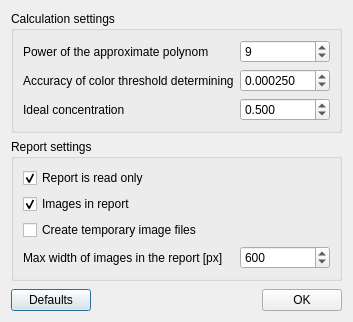
Above: sources/settingsdialog.ui from pa23/mixan before the change. Below: the same form after it.
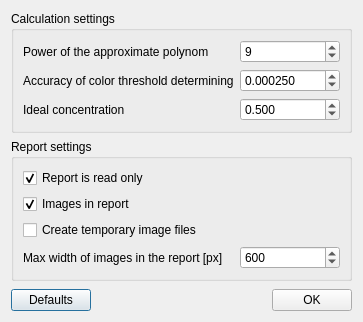
That is the form after the change. Icons and pictures are not drawn.

Commit message: Saving selected type of calculation.

```diff
--- a/sources/settingsdialog.ui
+++ b/sources/settingsdialog.ui
@@ -9,7 +9,7 @@
    <rect>
     <x>0</x>
     <y>0</y>
-    <width>426</width>
+    <width>436</width>
     <height>361</height>
    </rect>
   </property>
@@ -44,7 +44,7 @@
        <widget class="QSpinBox" name="spinBox_polyPower">
         <property name="minimumSize">
          <size>
-          <width>90</width>
+          <width>100</width>
           <height>0</height>
          </size>
         </property>
@@ -76,7 +76,7 @@
        <widget class="QDoubleSpinBox" name="doubleSpinBox_intersectAccur">
         <property name="minimumSize">
          <size>
-          <width>90</width>
+          <width>100</width>
           <height>0</height>
          </size>
         </property>
@@ -105,7 +105,7 @@
        <widget class="QDoubleSpinBox" name="doubleSpinBox_idealConc">
         <property name="minimumSize">
          <size>
-          <width>90</width>
+          <width>100</width>
           <height>0</height>
          </size>
         </property>
@@ -153,7 +153,7 @@
        <widget class="QSpinBox" name="spinBox_imgWidth">
         <property name="minimumSize">
          <size>
-          <width>90</width>
+          <width>100</width>
           <height>0</height>
          </size>
         </property>
```
The commit also changes 2 other files.
